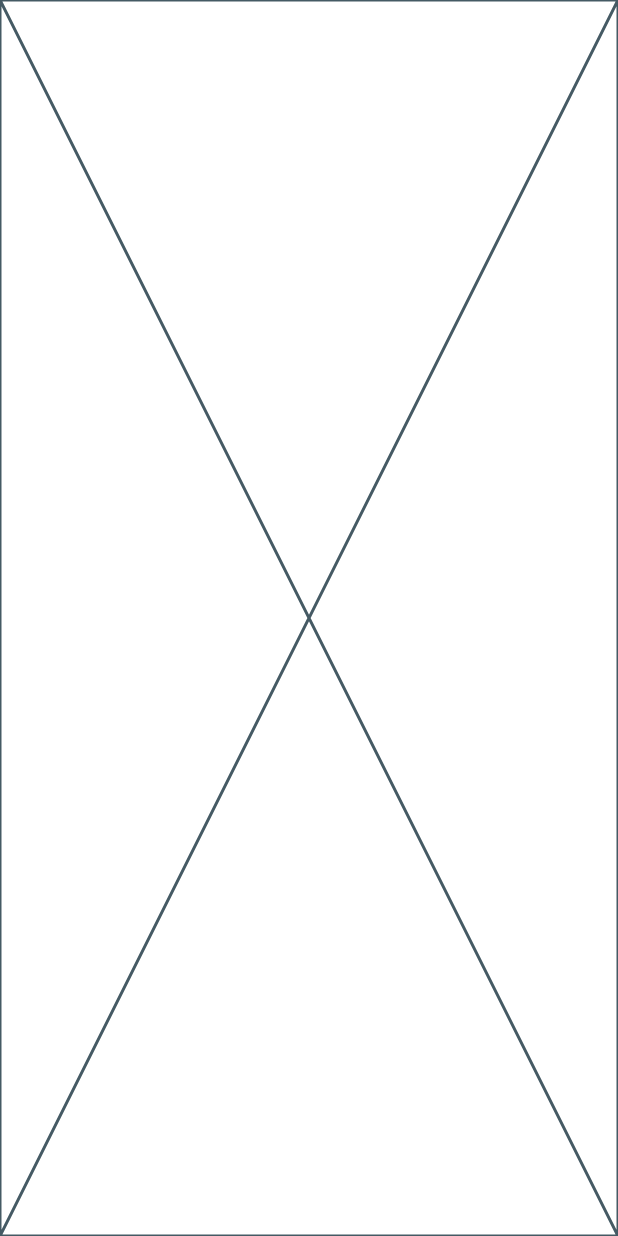
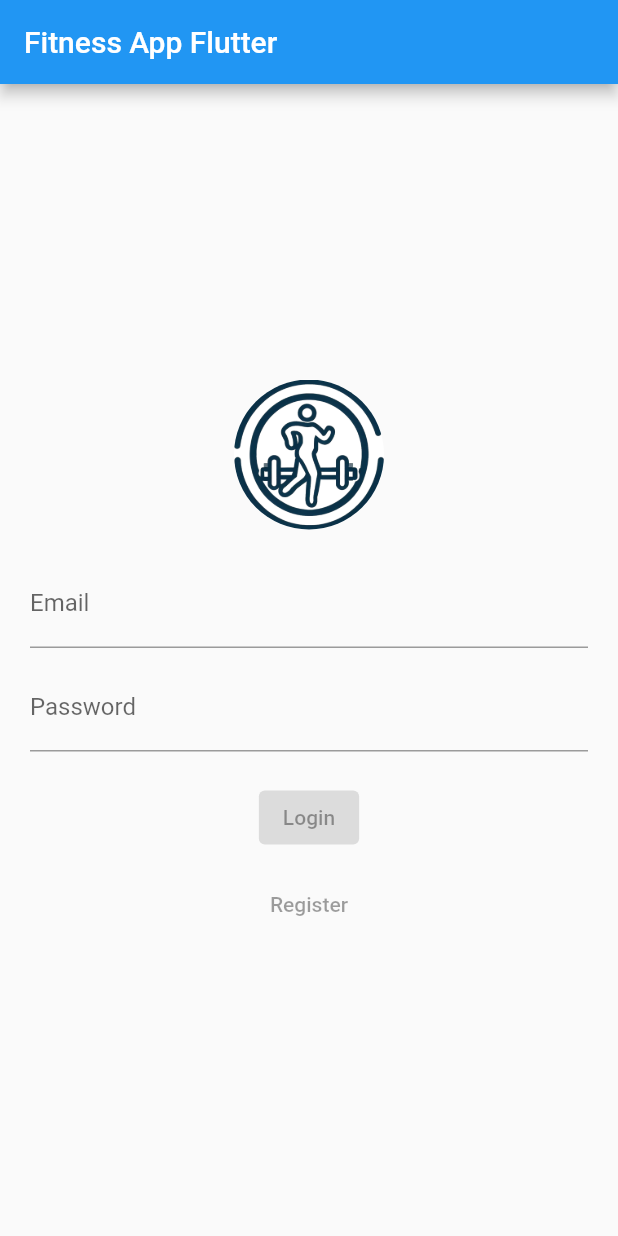
Before and after one commit to XpertBotTeam/FitnessApp_Flutter, a Flutter app: the screen it shows after launch, on a phone screen of 412 x 824 dp. Run offline on Flutter 3.47's test engine with Material 2 defaults, Android fonts, the phone set to English and light mode, and no system bars; statements that could not run were skipped.

Commit message:
Third_Task

```diff
--- a/lib/home/main_fitness_page.dart
+++ /dev/null
@@ -1,17 +0,0 @@
-import 'package:flutter/cupertino.dart';
-import 'package:fitnessapp_flutter/main.dart';
-import 'package:fitnessapp_flutter/utils/color.dart';
-
-class MainFitenssPage extends StatefulWidget {
-  const MainFitenssPage({Key? key}) : super(key: key);
-
-  @override
-  State<MainFitenssPage> createState() => _MainFitenssPageState();
-}
-
-class _MainFitenssPageState extends State<MainFitenssPage> {
-  @override
-  Widget build(BuildContext context) {
-    return const Placeholder();
-  }
-}
--- a/lib/main.dart
+++ b/lib/main.dart
@@ -1,7 +1,5 @@
 import 'package:flutter/material.dart';
-import 'home/main_fitness_page.dart';
-
-
+import 'registration_page.dart';
 
 void main() {
   runApp(const MyApp());
@@ -10,17 +8,70 @@ void main() {
 class MyApp extends StatelessWidget {
   const MyApp({super.key});
 
-  // This widget is the root of your application.
   @override
   Widget build(BuildContext context) {
-    return MaterialApp(
+    return const MaterialApp(
       debugShowCheckedModeBanner: false,
-      title: 'Flutter Demo',
-      theme: ThemeData(
-
-        primarySwatch: Colors.blue,
-      ),
-      home: MainFitenssPage(),
+      home: MyHomePage(title: 'Fitness App Flutter'),
     );
   }
 }
+
+class MyHomePage extends StatefulWidget {
+  const MyHomePage({super.key, required this.title});
+
+  final String title;
+
+  @override
+  State<MyHomePage> createState() => _MyHomePageState();
+}
+
+class _MyHomePageState extends State<MyHomePage> {
+  @override
+  Widget build(BuildContext context) {
+    return Scaffold(
+      appBar: AppBar(
+        title: Text(widget.title),
+      ),
+      body: const Center(
+          child: Column(
+              mainAxisAlignment: MainAxisAlignment.center,
+              children: <Widget>[
+            CircleAvatar(
+              radius: 50.0,
+              backgroundImage: AssetImage('assets/image/FTCP_logo.png'),
+              backgroundColor: Colors.white,
+            ),
+            SizedBox(height: 20.0),
+            Padding(
+              padding: EdgeInsets.symmetric(horizontal: 20.0),
+              child: Column(children: <Widget>[
+                TextField(
+                  decoration: InputDecoration(labelText: 'Email'),
+                ),
+                SizedBox(height: 10.0),
+                TextField(
+                  obscureText: true,
+                  decoration: InputDecoration(labelText: 'Password'),
+                )
+              ]),
+            ),
+            SizedBox(height: 20.0),
+            ElevatedButton(
+              onPressed: () {},
+              child: Text('Login'),
+            ),
+            SizedBox(height: 10.0),
+            TextButton(
+              onPressed: () {
+                Navigator.push(
+                    context,
+                    MaterialPageRoute(
+                        builder: (context) => RegistrationPage()));
+              },
+              child: Text('Register'),
+            )
+          ])),
+    );
+  }
+}
```
Also changed, not shown: lib/registration_page.dart (added, +49 -0 lines), lib/utils/color.dart (+7 -0 lines), pubspec.yaml (+9 -5 lines), assets/image/FTCP_logo.png (added), assets/image/OIP (1).jpeg (added), assets/image/OIP.jpeg (added), assets/image/wallpaper1.jpg (added), pubspec.lock, 2 other files.
